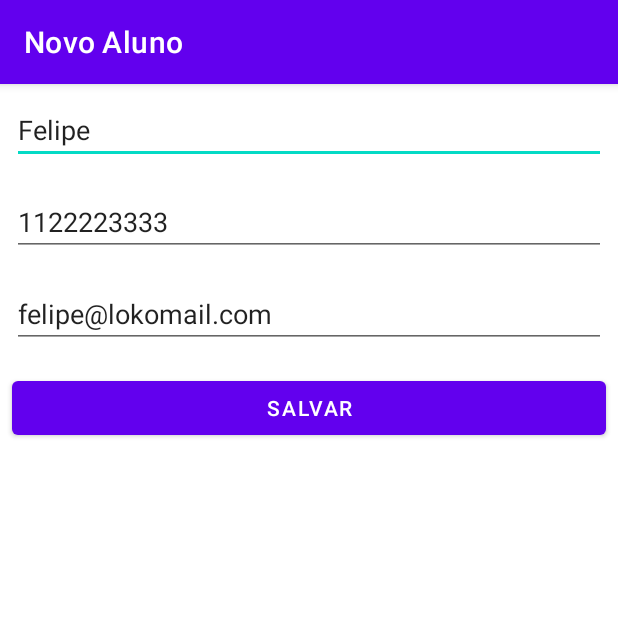
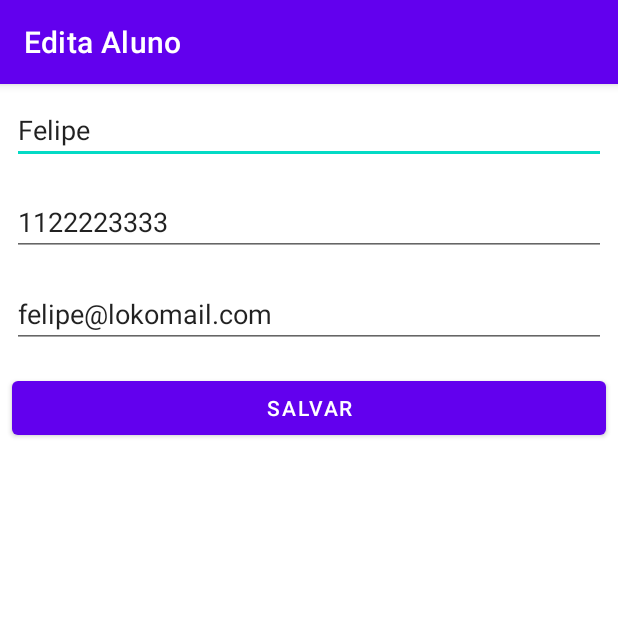
Before and after one commit to FelipeROBorges/Estudos_Android_Studio, an Android app: the screen it shows after launch (FormularioAlunoActivity), after a tap on an icon or button, on a phone screen of 412 x 824 dp, the top half of it. Run offline under Robolectric (Android 15) with nearby library versions, the phone set to English and light mode, and no system bars.

Commit message:
Otimização de codigo, implementação completa de edição.

```diff
--- a/app/src/main/java/com/example/estudos_android_studio/ui/activity/FormularioAlunoActivity.java
+++ b/app/src/main/java/com/example/estudos_android_studio/ui/activity/FormularioAlunoActivity.java
@@ -1,7 +1,5 @@
 package com.example.estudos_android_studio.ui.activity;
-import androidx.annotation.NonNull;
 import androidx.appcompat.app.AppCompatActivity;
-
 import android.content.Intent;
 import android.os.Bundle;
 import android.view.View;
@@ -12,7 +10,9 @@ import com.example.estudos_android_studio.model.AlunoDAO;
 
 public class FormularioAlunoActivity extends AppCompatActivity {
 
-    public static final String TITULO_APPBAR = "Novo Aluno";
+    public static final String TITULO_APPBAR_NOVO_ALUNO = "Novo Aluno";
+    public static final String CHAVE_ALUNO = "aluno";
+    private static final String TITULO_APPBAR_EDITA_ALUNO = "Edita Aluno";
     AlunoDAO dao = new AlunoDAO();
     private EditText campoNome;
     private EditText campoEmail;
@@ -23,22 +23,27 @@ public class FormularioAlunoActivity extends AppCompatActivity {
     protected void onCreate(Bundle savedInstanceState) {
         super.onCreate(savedInstanceState);
         setContentView(R.layout.activity_formulario_aluno);
-        setTitle(TITULO_APPBAR);
         inicializaCampos();
         salvaAluno();
+        carregaAluno();
+    }
 
-        // Pegando dados passados pelo putExtra atravez de um Intent
+    private void carregaAluno() {
         Intent dados = getIntent();
-        if(dados.hasExtra("aluno")){
-            aluno = (Aluno) dados.getSerializableExtra("aluno");
-            // Pegando os valores contidos no objeto aluno
-            campoNome.setText(aluno.getNome());
-            campoTelefone.setText(aluno.getTelefone());
-            campoEmail.setText(aluno.getEmail());
+        if(dados.hasExtra(CHAVE_ALUNO)){
+            setTitle(TITULO_APPBAR_EDITA_ALUNO);
+            aluno = (Aluno) dados.getSerializableExtra(CHAVE_ALUNO);
+            preencheCampos();
         } else {
+            setTitle(TITULO_APPBAR_NOVO_ALUNO);
             aluno = new Aluno();
         }
+    }
 
+    private void preencheCampos() {
+        campoNome.setText(aluno.getNome());
+        campoTelefone.setText(aluno.getTelefone());
+        campoEmail.setText(aluno.getEmail());
     }
 
     private void salvaAluno() {
@@ -46,15 +51,19 @@ public class FormularioAlunoActivity extends AppCompatActivity {
         botaoSalvar.setOnClickListener(new View.OnClickListener() {
             @Override
             public void onClick(View view) {
-            preencheAluno();
-            if (aluno.temIdValido()){
-                dao.edita(aluno);
-            } else {
-                dao.salva(aluno);
-            }
-            finish();
+                finalizaFormulario();
             }
         });
+    }
+
+    private void finalizaFormulario() {
+        preencheAluno();
+        if (aluno.temIdValido()){
+            dao.edita(aluno);
+        } else {
+            dao.salva(aluno);
+        }
+        finish();
     }
 
     private void inicializaCampos() {
@@ -63,13 +72,10 @@ public class FormularioAlunoActivity extends AppCompatActivity {
         campoTelefone = findViewById(R.id.activity_formulario_aluno_telefone);
     }
 
-
     private void preencheAluno() {
         String nome = campoNome.getText().toString();
         String email = campoEmail.getText().toString();
         String telefone = campoTelefone.getText().toString();
-
-        // Adicionando a função de edição de valores de Aluno
         aluno.setNome(nome);
         aluno.setEmail(email);
         aluno.setTelefone(telefone);
--- a/app/src/main/java/com/example/estudos_android_studio/ui/activity/ListaAlunosActivity.java
+++ b/app/src/main/java/com/example/estudos_android_studio/ui/activity/ListaAlunosActivity.java
@@ -1,5 +1,4 @@
 package com.example.estudos_android_studio.ui.activity;
-
 import androidx.appcompat.app.AppCompatActivity;
 import android.content.Intent;
 import android.os.Bundle;
@@ -18,6 +17,7 @@ import java.util.List;
 public class ListaAlunosActivity extends AppCompatActivity {
 
     public static final String TITLE_APPBAR = "Lista de Alunos";
+    public static final String CHAVE_ALUNO = "aluno";
     private final AlunoDAO dao = new AlunoDAO();
 
 
@@ -54,36 +54,36 @@ public class ListaAlunosActivity extends AppCompatActivity {
 
     private void configuraAluno() {
         ListView listaDeAlunos = findViewById(R.id.activity_lista_alunos_lista_de_alunos);
+        final List<Aluno> alunos = dao.todos();
+        configuraAdapter(listaDeAlunos, alunos);
+        configuraListenerDeCliquePorItem(listaDeAlunos);
+    }
 
-        // Designando uma variavel para o array de alunos
-        final List<Aluno> alunos = dao.todos();
+    private void configuraListenerDeCliquePorItem(ListView listaDeAlunos) {
+        listaDeAlunos.setOnItemClickListener(new AdapterView.OnItemClickListener() {
+            @Override
+            public void onItemClick(AdapterView<?> adapterView, View view, int posicao, long id) {
+                Aluno alunoEscolhido = (Aluno) adapterView.getItemAtPosition(posicao);
+                Log.i("Aluno:", "" + alunoEscolhido);
+                Toast.makeText(ListaAlunosActivity.this, "Clique Funcionando.", Toast.LENGTH_SHORT).show();
+                abreFormularioModoEditaAluno(alunoEscolhido);
+            }
+        });
+    }
 
+    private void abreFormularioModoEditaAluno(Aluno alunoEscolhido) {
+        Intent vaiParaFormularioAlunoActivity =
+                new Intent(ListaAlunosActivity.this,
+                        FormularioAlunoActivity.class);
+        vaiParaFormularioAlunoActivity.putExtra(CHAVE_ALUNO, alunoEscolhido);
+        startActivity(vaiParaFormularioAlunoActivity);
+    }
+
+    private void configuraAdapter(ListView listaDeAlunos, List<Aluno> alunos) {
         listaDeAlunos.setAdapter(new ArrayAdapter<>(this,
                 android.R.layout.simple_list_item_1,
                 alunos));
+    }
 
-        // Definindo ação ao clicar na lista de alunos
-        listaDeAlunos.setOnItemClickListener(new AdapterView.OnItemClickListener() {
-            @Override
-            public void onItemClick(AdapterView<?> adapterView, View view, int posicao, long id) {
-                Aluno alunoEscolhido = alunos.get(posicao);
-
-                // Enviando informações para o logcat do android studio
-                Log.i("Aluno:", "" + alunoEscolhido);
-
-                // Enviado mensagem de confirmação de clique
-                Toast.makeText(ListaAlunosActivity.this, "Clique Funcionando.", Toast.LENGTH_SHORT).show();
-
-                // Implmentando Intent para levar a outra página
-                Intent vaiParaFormularioAlunoActivity =
-                        new Intent(ListaAlunosActivity.this,
-                                FormularioAlunoActivity.class);
-
-                // Enviando informações atravez do putExtra para a Activity de destino
-                vaiParaFormularioAlunoActivity.putExtra("aluno", alunoEscolhido);
-
-                startActivity(vaiParaFormularioAlunoActivity);
-            }
-        });
-        };
+    ;
     }
```
Also changed, not shown: app/src/main/java/com/example/estudos_android_studio/model/AlunoDAO.java (+17 -8 lines).
